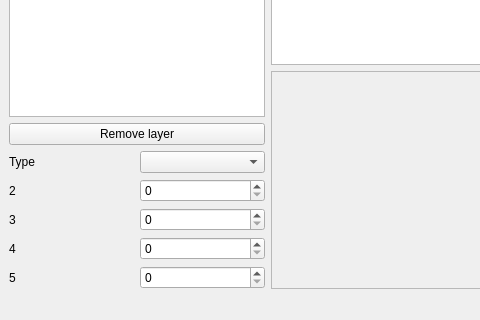
First picture: the form in mainform.ui, repository YTTM/SceneFromGIS, before the edit; both pictures show x 0 to 480 and y 400 to 720 of the 1280 by 720 pixel window.
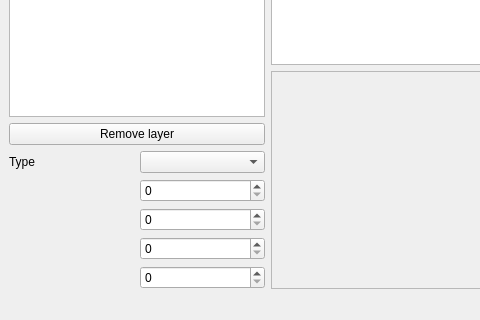
Second picture: the form after the edit.

Commit message: remove text on customizable labels

Diff of the .ui file:
```diff
--- a/mainform.ui
+++ b/mainform.ui
@@ -103,7 +103,7 @@
         <item row="1" column="0">
          <widget class="QLabel" name="label_uint_2">
           <property name="text">
-           <string>2</string>
+           <string/>
           </property>
          </widget>
         </item>
@@ -117,7 +117,7 @@
         <item row="2" column="0">
          <widget class="QLabel" name="label_ushort_3">
           <property name="text">
-           <string>3</string>
+           <string/>
           </property>
          </widget>
         </item>
@@ -131,7 +131,7 @@
         <item row="3" column="0">
          <widget class="QLabel" name="label_ushort_4">
           <property name="text">
-           <string>4</string>
+           <string/>
           </property>
          </widget>
         </item>
@@ -145,7 +145,7 @@
         <item row="4" column="0">
          <widget class="QLabel" name="label_ushort_5">
           <property name="text">
-           <string>5</string>
+           <string/>
           </property>
          </widget>
         </item>
```
The commit also changes 1 other file.
